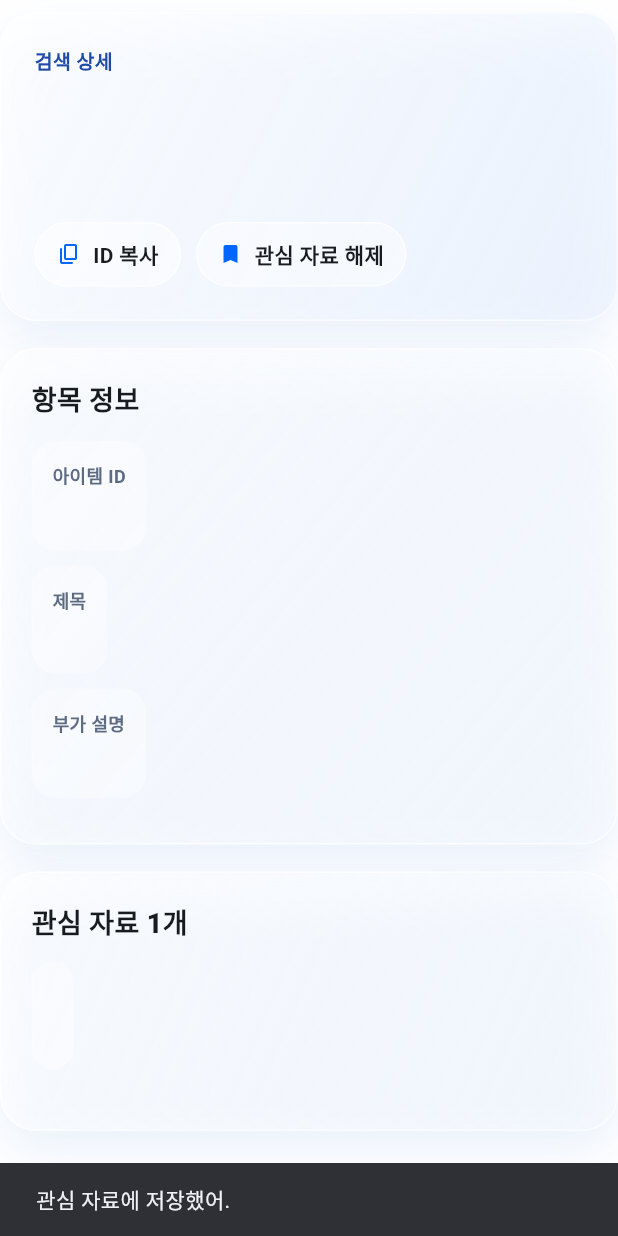
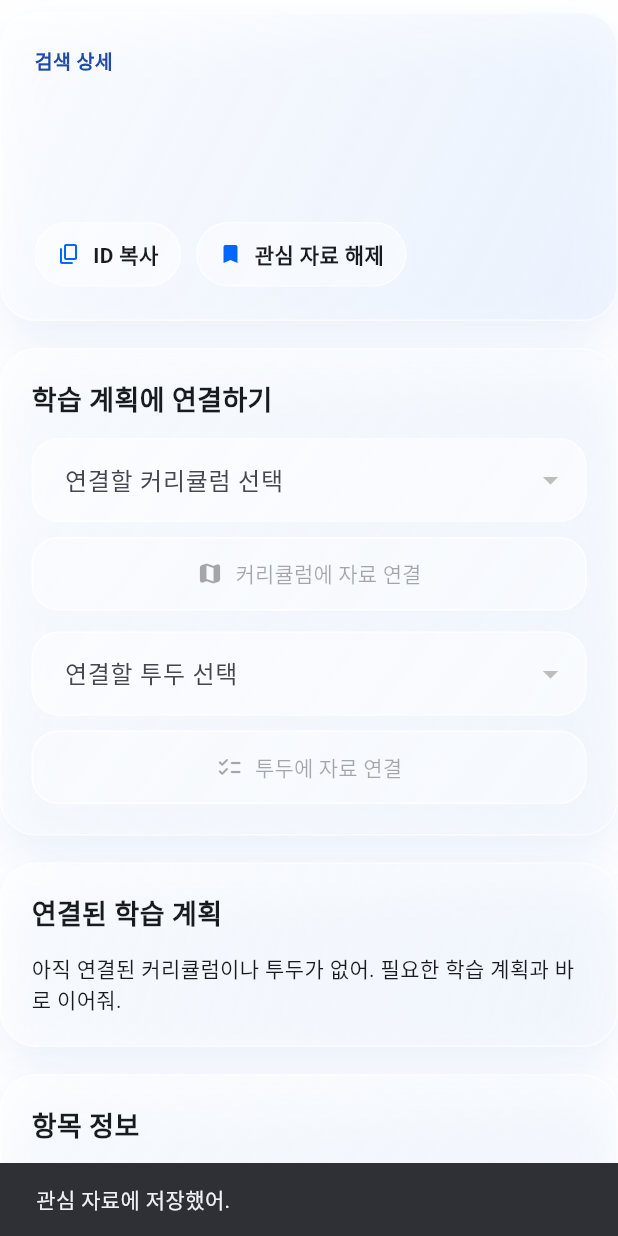
Before and after one commit to C4t4ddict/studypilot-flutter-app, a Flutter app: the SearchDetailPage screen opened directly with empty values, after a tap on "관심 자료 저장", on a phone screen of 412 x 824 dp. Run offline on Flutter 3.47's test engine with Material 3 defaults, Android fonts, the phone set to English and light mode, and no system bars; our stand-ins replace flutter_dotenv, go_router, qr_flutter, rxdart, share_plus, shared_preferences and 1 more; accounts and stored records are empty; network calls fail.

Commit message:
검색 자료 학습 계획 연결 기능 추가

```diff
--- a/lib/features/search/search_detail_page.dart
+++ b/lib/features/search/search_detail_page.dart
@@ -2,6 +2,7 @@ import 'package:flutter/material.dart';
 import 'package:flutter/services.dart';
 
 import '../../core/app_theme.dart';
+import '../../services/planner_service.dart';
 import '../../services/search_service.dart';
 
 class SearchDetailPage extends StatefulWidget {
@@ -16,6 +17,8 @@ class SearchDetailPage extends StatefulWidget {
 class _SearchDetailPageState extends State<SearchDetailPage> {
   bool _bookmarked = false;
   bool _bookmarkLoading = true;
+  String? _selectedCurriculumId;
+  String? _selectedTodoId;
 
   @override
   void initState() {
@@ -37,10 +40,40 @@ class _SearchDetailPageState extends State<SearchDetailPage> {
     if (!mounted) return;
     setState(() => _bookmarked = !_bookmarked);
     ScaffoldMessenger.of(context).showSnackBar(
-      SnackBar(
-        content: Text(_bookmarked ? '관심 자료에 저장했어.' : '관심 자료에서 뺐어.'),
-      ),
+      SnackBar(content: Text(_bookmarked ? '관심 자료에 저장했어.' : '관심 자료에서 뺐어.')),
     );
+  }
+
+  Future<void> _linkToCurriculum(SearchItemDto item, List<Map<String, dynamic>> curriculums) async {
+    if (_selectedCurriculumId == null) return;
+    final target = curriculums.firstWhere((c) => c['id'] == _selectedCurriculumId);
+    await SearchService.saveLink(
+      itemId: item.id,
+      targetType: 'curriculum',
+      targetId: target['id'] as String,
+      targetTitle: (target['title'] as String?) ?? '-',
+    );
+    if (!mounted) return;
+    ScaffoldMessenger.of(context).showSnackBar(
+      const SnackBar(content: Text('이 자료를 커리큘럼에 연결했어.')),
+    );
+    setState(() {});
+  }
+
+  Future<void> _linkToTodo(SearchItemDto item, List<Map<String, dynamic>> todos) async {
+    if (_selectedTodoId == null) return;
+    final target = todos.firstWhere((t) => t['id'] == _selectedTodoId);
+    await SearchService.saveLink(
+      itemId: item.id,
+      targetType: 'todo',
+      targetId: target['id'] as String,
+      targetTitle: (target['title'] as String?) ?? '-',
+    );
+    if (!mounted) return;
+    ScaffoldMessenger.of(context).showSnackBar(
+      const SnackBar(content: Text('이 자료를 투두에 연결했어.')),
+    );
+    setState(() {});
   }
 
   @override
@@ -51,6 +84,9 @@ class _SearchDetailPageState extends State<SearchDetailPage> {
         future: Future.wait([
           SearchService.getSearchItemById(widget.itemId),
           SearchService.getBookmarks(),
+          PlannerService.listCurriculums(),
+          PlannerService.listTodos(),
+          SearchService.getLinksForItem(widget.itemId),
         ]),
         builder: (context, snapshot) {
           if (snapshot.connectionState == ConnectionState.waiting) {
@@ -69,6 +105,9 @@ class _SearchDetailPageState extends State<SearchDetailPage> {
 
           final item = snapshot.data?[0] as SearchItemDto?;
           final bookmarks = (snapshot.data?[1] as List<SearchBookmarkDto>?) ?? const [];
+          final curriculums = (snapshot.data?[2] as List?)?.cast<Map<String, dynamic>>() ?? const [];
+          final todos = (snapshot.data?[3] as List?)?.cast<Map<String, dynamic>>() ?? const [];
+          final links = (snapshot.data?[4] as List<SearchLinkDto>?) ?? const [];
           if (item == null) {
             return const Center(child: Text('해당 항목을 찾지 못했어.'));
           }
@@ -98,9 +137,7 @@ class _SearchDetailPageState extends State<SearchDetailPage> {
                           onTap: () async {
                             await Clipboard.setData(ClipboardData(text: item.id));
                             if (context.mounted) {
-                              ScaffoldMessenger.of(context).showSnackBar(
-                                const SnackBar(content: Text('아이템 ID를 복사했어.')),
-                              );
+                              ScaffoldMessenger.of(context).showSnackBar(const SnackBar(content: Text('아이템 ID를 복사했어.')));
                             }
                           },
                         ),
@@ -111,6 +148,75 @@ class _SearchDetailPageState extends State<SearchDetailPage> {
                         ),
                       ],
                     ),
+                  ],
+                ),
+              ),
+              const SizedBox(height: 18),
+              Container(
+                decoration: AppTheme.glassCard(),
+                padding: const EdgeInsets.all(20),
+                child: Column(
+                  crossAxisAlignment: CrossAxisAlignment.start,
+                  children: [
+                    const Text('학습 계획에 연결하기', style: TextStyle(fontSize: 18, fontWeight: FontWeight.w800)),
+                    const SizedBox(height: 12),
+                    DropdownButtonFormField<String>(
+                      initialValue: _selectedCurriculumId,
+                      items: curriculums
+                          .map((c) => DropdownMenuItem<String>(value: c['id'] as String, child: Text(c['title'] ?? '-')))
+                          .toList(),
+                      onChanged: (v) => setState(() => _selectedCurriculumId = v),
+                      decoration: const InputDecoration(labelText: '연결할 커리큘럼 선택'),
+                    ),
+                    const SizedBox(height: 10),
+                    SizedBox(
+                      width: double.infinity,
+                      child: OutlinedButton.icon(
+                        onPressed: curriculums.isEmpty || _selectedCurriculumId == null ? null : () => _linkToCurriculum(item, curriculums),
+                        icon: const Icon(Icons.map_rounded),
+                        label: const Text('커리큘럼에 자료 연결'),
+                      ),
+                    ),
+                    const SizedBox(height: 14),
+                    DropdownButtonFormField<String>(
+                      initialValue: _selectedTodoId,
+                      items: todos
+                          .map((t) => DropdownMenuItem<String>(value: t['id'] as String, child: Text(t['title'] ?? '-')))
+                          .toList(),
+                      onChanged: (v) => setState(() => _selectedTodoId = v),
+                      decoration: const InputDecoration(labelText: '연결할 투두 선택'),
+                    ),
+                    const SizedBox(height: 10),
+                    SizedBox(
+                      width: double.infinity,
+                      child: OutlinedButton.icon(
+                        onPressed: todos.isEmpty || _selectedTodoId == null ? null : () => _linkToTodo(item, todos),
+                        icon: const Icon(Icons.checklist_rounded),
+                        label: const Text('투두에 자료 연결'),
+                      ),
+                    ),
+                  ],
+                ),
+              ),
+              const SizedBox(height: 18),
+              Container(
+                decoration: AppTheme.glassCard(),
+                padding: const EdgeInsets.all(20),
+                child: Column(
+                  crossAxisAlignment: CrossAxisAlignment.start,
+                  children: [
+                    const Text('연결된 학습 계획', style: TextStyle(fontSize: 18, fontWeight: FontWeight.w800)),
+                    const SizedBox(height: 12),
+                    if (links.isEmpty)
+                      const Text('아직 연결된 커리큘럼이나 투두가 없어. 필요한 학습 계획과 바로 이어줘.')
+                    else
+                      ...links.map((link) => Padding(
+                            padding: const EdgeInsets.only(bottom: 10),
+                            child: _InfoRow(
+                              label: link.targetType == 'curriculum' ? '커리큘럼' : '투두',
+                              value: link.targetTitle,
+                            ),
+                          )),
                   ],
                 ),
               ),
@@ -144,10 +250,7 @@ class _SearchDetailPageState extends State<SearchDetailPage> {
                       ...bookmarks.take(3).map(
                         (bookmark) => Padding(
                           padding: const EdgeInsets.only(bottom: 10),
-                          child: _InfoRow(
-                            label: bookmark.title,
-                            value: bookmark.subtitle ?? bookmark.id,
-                          ),
+                          child: _InfoRow(label: bookmark.title, value: bookmark.subtitle ?? bookmark.id),
                         ),
                       ),
                   ],
--- a/lib/services/search_service.dart
+++ b/lib/services/search_service.dart
@@ -19,10 +19,10 @@ class SearchBookmarkDto {
   const SearchBookmarkDto({required this.id, required this.title, this.subtitle});
 
   Map<String, dynamic> toJson() => {
-    'id': id,
-    'title': title,
-    'subtitle': subtitle,
-  };
+        'id': id,
+        'title': title,
+        'subtitle': subtitle,
+      };
 
   factory SearchBookmarkDto.fromJson(Map<String, dynamic> json) {
     return SearchBookmarkDto(
@@ -33,14 +33,42 @@ class SearchBookmarkDto {
   }
 }
 
+class SearchLinkDto {
+  final String itemId;
+  final String targetType;
+  final String targetId;
+  final String targetTitle;
+
+  const SearchLinkDto({
+    required this.itemId,
+    required this.targetType,
+    required this.targetId,
+    required this.targetTitle,
+  });
+
+  Map<String, dynamic> toJson() => {
+        'itemId': itemId,
+        'targetType': targetType,
+        'targetId': targetId,
+        'targetTitle': targetTitle,
+      };
+
+  factory SearchLinkDto.fromJson(Map<String, dynamic> json) {
+    return SearchLinkDto(
+      itemId: (json['itemId'] as String?) ?? '',
+      targetType: (json['targetType'] as String?) ?? '',
+      targetId: (json['targetId'] as String?) ?? '',
+      targetTitle: (json['targetTitle'] as String?) ?? '-',
+    );
+  }
+}
+
 class SearchService {
   static SupabaseClient get _client => Supabase.instance.client;
   static const _bookmarkKey = 'search_bookmarks';
   static const _recentQueryKey = 'search_recent_queries';
+  static const _linkKey = 'search_learning_links';
 
-  /// Supabase 실데이터 검색 예시.
-  /// 기본은 public.search_items(title, subtitle) 테이블을 조회한다.
-  /// 테이블/권한 미구성 시 에러를 throw하며 상위에서 fallback 처리 가능.
   static Future<List<SearchItemDto>> searchItems(String query) async {
     if (query.trim().isEmpty) return [];
 
@@ -76,20 +104,14 @@ class SearchService {
   }
 
   static Future<int> getSearchItemCount() async {
-    final res = await _client
-        .from('search_items')
-        .select('id')
-        .count(CountOption.exact);
+    final res = await _client.from('search_items').select('id').count(CountOption.exact);
     return res.count;
   }
 
   static Future<List<SearchBookmarkDto>> getBookmarks() async {
     final prefs = await SharedPreferences.getInstance();
     final raw = prefs.getStringList(_bookmarkKey) ?? const [];
-    return raw
-        .map((e) => jsonDecode(e) as Map<String, dynamic>)
-        .map(SearchBookmarkDto.fromJson)
-        .toList();
+    return raw.map((e) => jsonDecode(e) as Map<String, dynamic>).map(SearchBookmarkDto.fromJson).toList();
   }
 
   static Future<bool> isBookmarked(String id) async {
@@ -103,14 +125,8 @@ class SearchService {
     final exists = bookmarks.any((e) => e.id == item.id);
     final next = exists
         ? bookmarks.where((e) => e.id != item.id).toList()
-        : [
-            SearchBookmarkDto(id: item.id, title: item.title, subtitle: item.subtitle),
-            ...bookmarks,
-          ].take(20).toList();
-    await prefs.setStringList(
-      _bookmarkKey,
-      next.map((e) => jsonEncode(e.toJson())).toList(),
-    );
+        : [SearchBookmarkDto(id: item.id, title: item.title, subtitle: item.subtitle), ...bookmarks].take(20).toList();
+    await prefs.setStringList(_bookmarkKey, next.map((e) => jsonEncode(e.toJson())).toList());
   }
 
   static Future<List<String>> getRecentQueries() async {
@@ -126,4 +142,30 @@ class SearchService {
     final next = [trimmed, ...current.where((e) => e != trimmed)].take(10).toList();
     await prefs.setStringList(_recentQueryKey, next);
   }
+
+  static Future<List<SearchLinkDto>> getLinksForItem(String itemId) async {
+    final prefs = await SharedPreferences.getInstance();
+    final raw = prefs.getStringList(_linkKey) ?? const [];
+    return raw
+        .map((e) => jsonDecode(e) as Map<String, dynamic>)
+        .map(SearchLinkDto.fromJson)
+        .where((e) => e.itemId == itemId)
+        .toList();
+  }
+
+  static Future<void> saveLink({
+    required String itemId,
+    required String targetType,
+    required String targetId,
+    required String targetTitle,
+  }) async {
+    final prefs = await SharedPreferences.getInstance();
+    final raw = prefs.getStringList(_linkKey) ?? const [];
+    final links = raw.map((e) => jsonDecode(e) as Map<String, dynamic>).map(SearchLinkDto.fromJson).toList();
+    final next = [
+      SearchLinkDto(itemId: itemId, targetType: targetType, targetId: targetId, targetTitle: targetTitle),
+      ...links.where((e) => !(e.itemId == itemId && e.targetType == targetType && e.targetId == targetId)),
+    ];
+    await prefs.setStringList(_linkKey, next.map((e) => jsonEncode(e.toJson())).toList());
+  }
 }
```
